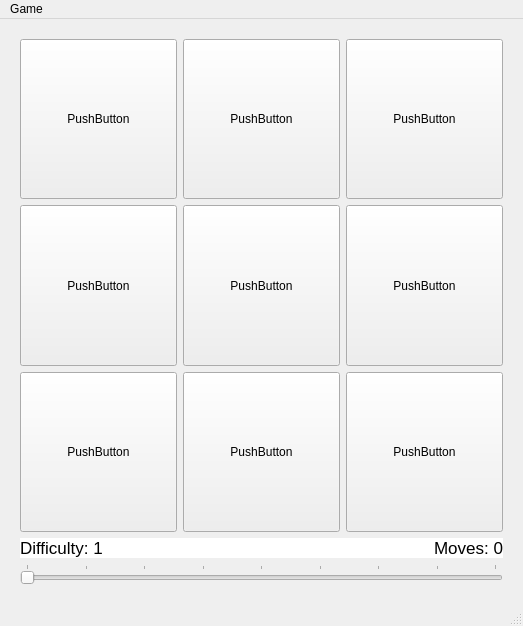
Above: ui/mainwindow.ui from taangi1/target_9 before the change. Below: the same form after it.
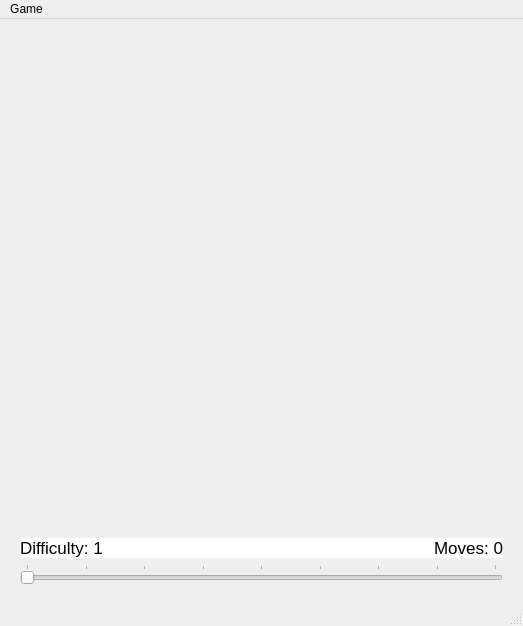
That is the form after the change. Custom widgets are drawn as their Qt base class.

What changed in the file:
```diff
--- a/ui/mainwindow.ui
+++ b/ui/mainwindow.ui
@@ -36,118 +36,163 @@
        <number>0</number>
       </property>
       <item row="0" column="2">
-       <widget class="QPushButton" name="b02">
+       <widget class="HoverButton" name="b02" native="true">
         <property name="sizePolicy">
          <sizepolicy hsizetype="Expanding" vsizetype="Expanding">
           <horstretch>0</horstretch>
           <verstretch>0</verstretch>
          </sizepolicy>
         </property>
-        <property name="text">
+        <property name="font">
+         <font>
+          <pointsize>36</pointsize>
+         </font>
+        </property>
+        <property name="text" stdset="0">
          <string>PushButton</string>
         </property>
        </widget>
       </item>
       <item row="1" column="2">
-       <widget class="QPushButton" name="b12">
+       <widget class="HoverButton" name="b12" native="true">
         <property name="sizePolicy">
          <sizepolicy hsizetype="Expanding" vsizetype="Expanding">
           <horstretch>0</horstretch>
           <verstretch>0</verstretch>
          </sizepolicy>
         </property>
-        <property name="text">
+        <property name="font">
+         <font>
+          <pointsize>36</pointsize>
+         </font>
+        </property>
+        <property name="text" stdset="0">
          <string>PushButton</string>
         </property>
        </widget>
       </item>
       <item row="2" column="0">
-       <widget class="QPushButton" name="b30">
+       <widget class="HoverButton" name="b20" native="true">
         <property name="sizePolicy">
          <sizepolicy hsizetype="Expanding" vsizetype="Expanding">
           <horstretch>0</horstretch>
           <verstretch>0</verstretch>
          </sizepolicy>
         </property>
-        <property name="text">
+        <property name="font">
+         <font>
+          <pointsize>36</pointsize>
+         </font>
+        </property>
+        <property name="text" stdset="0">
          <string>PushButton</string>
         </property>
        </widget>
       </item>
       <item row="2" column="1">
-       <widget class="QPushButton" name="b31">
+       <widget class="HoverButton" name="b21" native="true">
         <property name="sizePolicy">
          <sizepolicy hsizetype="Expanding" vsizetype="Expanding">
           <horstretch>0</horstretch>
           <verstretch>0</verstretch>
          </sizepolicy>
         </property>
-        <property name="text">
+        <property name="font">
+         <font>
+          <pointsize>36</pointsize>
+         </font>
+        </property>
+        <property name="text" stdset="0">
          <string>PushButton</string>
         </property>
        </widget>
       </item>
       <item row="0" column="1">
-       <widget class="QPushButton" name="b01">
+       <widget class="HoverButton" name="b01" native="true">
         <property name="sizePolicy">
          <sizepolicy hsizetype="Expanding" vsizetype="Expanding">
           <horstretch>0</horstretch>
           <verstretch>0</verstretch>
          </sizepolicy>
         </property>
-        <property name="text">
+        <property name="font">
+         <font>
+          <pointsize>36</pointsize>
+         </font>
+        </property>
+        <property name="text" stdset="0">
          <string>PushButton</string>
         </property>
        </widget>
       </item>
       <item row="0" column="0">
-       <widget class="QPushButton" name="b00">
+       <widget class="HoverButton" name="b00" native="true">
         <property name="sizePolicy">
          <sizepolicy hsizetype="Expanding" vsizetype="Expanding">
           <horstretch>0</horstretch>
           <verstretch>0</verstretch>
          </sizepolicy>
         </property>
-        <property name="text">
+        <property name="font">
+         <font>
+          <pointsize>36</pointsize>
+         </font>
+        </property>
+        <property name="text" stdset="0">
          <string>PushButton</string>
         </property>
        </widget>
       </item>
       <item row="1" column="1">
-       <widget class="QPushButton" name="b11">
+       <widget class="HoverButton" name="b11" native="true">
         <property name="sizePolicy">
          <sizepolicy hsizetype="Expanding" vsizetype="Expanding">
           <horstretch>0</horstretch>
           <verstretch>0</verstretch>
          </sizepolicy>
         </property>
-        <property name="text">
+        <property name="font">
+         <font>
+          <pointsize>36</pointsize>
+         </font>
+        </property>
+        <property name="text" stdset="0">
          <string>PushButton</string>
         </property>
        </widget>
       </item>
       <item row="2" column="2">
-       <widget class="QPushButton" name="b32">
+       <widget class="HoverButton" name="b22" native="true">
         <property name="sizePolicy">
          <sizepolicy hsizetype="Expanding" vsizetype="Expanding">
           <horstretch>0</horstretch>
           <verstretch>0</verstretch>
          </sizepolicy>
         </property>
-        <property name="text">
+        <property name="font">
+         <font>
+          <pointsize>36</pointsize>
+         </font>
+        </property>
+        <property name="text" stdset="0">
          <string>PushButton</string>
         </property>
        </widget>
       </item>
       <item row="1" column="0">
-       <widget class="QPushButton" name="b10">
+       <widget class="HoverButton" name="b10" native="true">
         <property name="sizePolicy">
          <sizepolicy hsizetype="Expanding" vsizetype="Expanding">
           <horstretch>0</horstretch>
           <verstretch>0</verstretch>
          </sizepolicy>
         </property>
-        <property name="text">
+        <property name="font">
+         <font>
+          <pointsize>36</pointsize>
+         </font>
+        </property>
+        <property name="text" stdset="0">
          <string>PushButton</string>
         </property>
        </widget>
@@ -286,6 +331,13 @@
    </property>
   </action>
  </widget>
+ <customwidgets>
+  <customwidget>
+   <class>HoverButton</class>
+   <extends>QWidget</extends>
+   <header>hoverbutton.h</header>
+  </customwidget>
+ </customwidgets>
  <resources/>
  <connections/>
 </ui>
```
